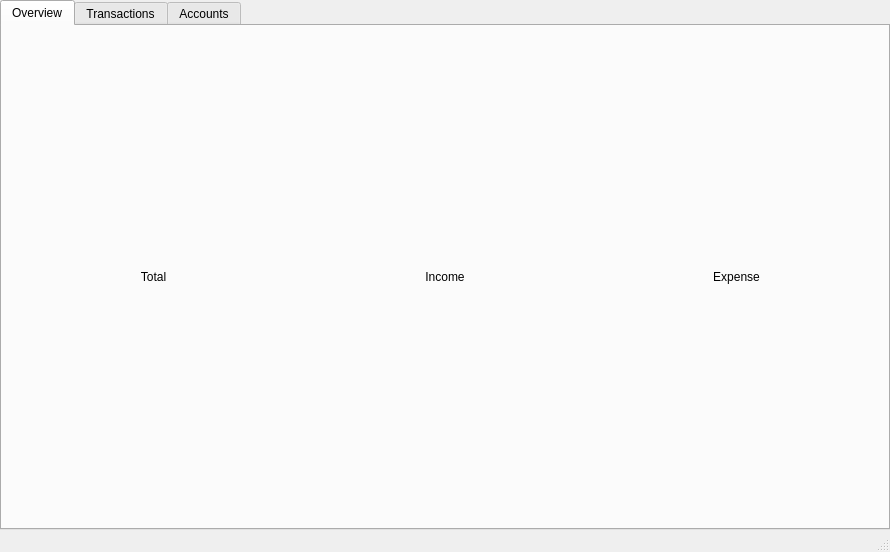
Before: the Qt Designer form dashboard.ui in kaveenhyacinth/Gerbil-expense-tracker, drawn with Qt 5.
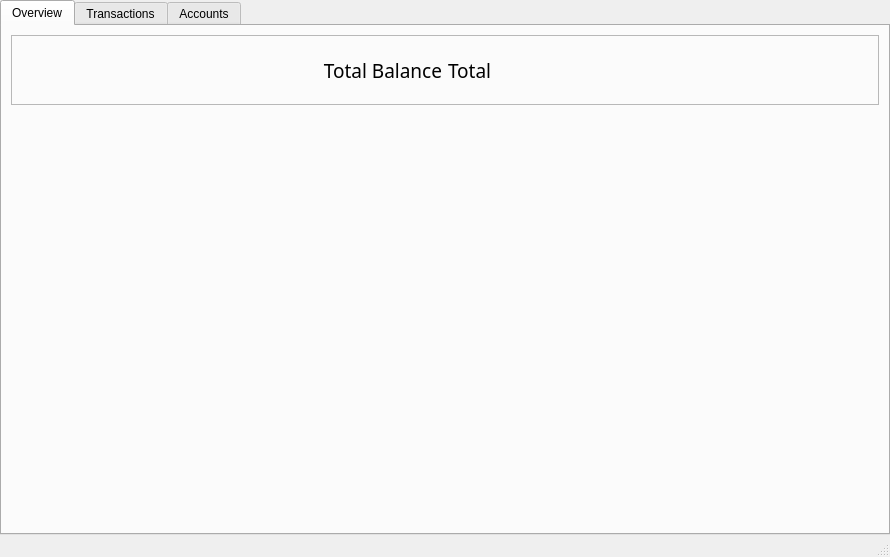
After: the same form once the commit is applied. Icons and pictures are not drawn.

Commit message: Add fixes for chart view

Diff of the .ui file:
```diff
--- a/dashboard.ui
+++ b/dashboard.ui
@@ -7,9 +7,27 @@
     <x>0</x>
     <y>0</y>
     <width>890</width>
-    <height>552</height>
+    <height>557</height>
    </rect>
   </property>
+  <property name="sizePolicy">
+   <sizepolicy hsizetype="Fixed" vsizetype="Fixed">
+    <horstretch>0</horstretch>
+    <verstretch>0</verstretch>
+   </sizepolicy>
+  </property>
+  <property name="minimumSize">
+   <size>
+    <width>890</width>
+    <height>557</height>
+   </size>
+  </property>
+  <property name="maximumSize">
+   <size>
+    <width>890</width>
+    <height>557</height>
+   </size>
+  </property>
   <property name="windowTitle">
    <string>Dashboard</string>
   </property>
@@ -19,6 +37,12 @@
    </iconset>
   </property>
   <widget class="QWidget" name="centralwidget">
+   <property name="sizePolicy">
+    <sizepolicy hsizetype="Expanding" vsizetype="Expanding">
+     <horstretch>0</horstretch>
+     <verstretch>0</verstretch>
+    </sizepolicy>
+   </property>
    <layout class="QVBoxLayout" name="verticalLayout">
     <property name="spacing">
      <number>0</number>
@@ -37,6 +61,12 @@
     </property>
     <item>
      <widget class="QTabWidget" name="tabWidget">
+      <property name="sizePolicy">
+       <sizepolicy hsizetype="Expanding" vsizetype="Expanding">
+        <horstretch>0</horstretch>
+        <verstretch>0</verstretch>
+       </sizepolicy>
+      </property>
       <property name="currentIndex">
        <number>0</number>
       </property>
@@ -44,35 +74,118 @@
        <attribute name="title">
         <string>Overview</string>
        </attribute>
-       <layout class="QHBoxLayout" name="horizontalLayout_9">
+       <layout class="QVBoxLayout" name="verticalLayout_4">
         <item>
-         <widget class="QLabel" name="lblTotal">
-          <property name="text">
-           <string>Total</string>
+         <widget class="QFrame" name="frame">
+          <property name="frameShape">
+           <enum>QFrame::StyledPanel</enum>
           </property>
-          <property name="alignment">
-           <set>Qt::AlignCenter</set>
+          <property name="frameShadow">
+           <enum>QFrame::Raised</enum>
           </property>
+          <layout class="QHBoxLayout" name="horizontalLayout_10">
+           <item>
+            <widget class="QLabel" name="label">
+             <property name="font">
+              <font>
+               <family>Montserrat</family>
+               <pointsize>14</pointsize>
+              </font>
+             </property>
+             <property name="text">
+              <string>Total Balance</string>
+             </property>
+             <property name="alignment">
+              <set>Qt::AlignRight|Qt::AlignTrailing|Qt::AlignVCenter</set>
+             </property>
+             <property name="margin">
+              <number>8</number>
+             </property>
+            </widget>
+           </item>
+           <item>
+            <widget class="QLabel" name="lblTotal">
+             <property name="sizePolicy">
+              <sizepolicy hsizetype="Preferred" vsizetype="Preferred">
+               <horstretch>0</horstretch>
+               <verstretch>0</verstretch>
+              </sizepolicy>
+             </property>
+             <property name="minimumSize">
+              <size>
+               <width>0</width>
+               <height>50</height>
+              </size>
+             </property>
+             <property name="maximumSize">
+              <size>
+               <width>16777215</width>
+               <height>50</height>
+              </size>
+             </property>
+             <property name="font">
+              <font>
+               <family>Montserrat</family>
+               <pointsize>14</pointsize>
+              </font>
+             </property>
+             <property name="text">
+              <string>Total</string>
+             </property>
+            </widget>
+           </item>
+          </layout>
          </widget>
         </item>
         <item>
-         <widget class="QLabel" name="lblIncome">
-          <property name="text">
-           <string>Income</string>
+         <widget class="QFrame" name="frmChart">
+          <property name="sizePolicy">
+           <sizepolicy hsizetype="Preferred" vsizetype="Preferred">
+            <horstretch>1</horstretch>
+            <verstretch>1</verstretch>
+           </sizepolicy>
           </property>
-          <property name="alignment">
-           <set>Qt::AlignCenter</set>
+          <property name="minimumSize">
+           <size>
+            <width>864</width>
+            <height>369</height>
+           </size>
           </property>
-         </widget>
-        </item>
-        <item>
-         <widget class="QLabel" name="lblExpense">
-          <property name="text">
-           <string>Expense</string>
+          <property name="sizeIncrement">
+           <size>
+            <width>0</width>
+            <height>1</height>
+           </size>
           </property>
-          <property name="alignment">
-           <set>Qt::AlignCenter</set>
+          <property name="layoutDirection">
+           <enum>Qt::LeftToRight</enum>
           </property>
+          <property name="frameShape">
+           <enum>QFrame::Panel</enum>
+          </property>
+          <property name="frameShadow">
+           <enum>QFrame::Raised</enum>
+          </property>
+          <property name="lineWidth">
+           <number>0</number>
+          </property>
+          <layout class="QHBoxLayout" name="horizontalLayout_9" stretch="">
+           <property name="sizeConstraint">
+            <enum>QLayout::SetDefaultConstraint</enum>
+           </property>
+           <property name="leftMargin">
+            <number>5</number>
+           </property>
+           <property name="topMargin">
+            <number>10</number>
+           </property>
+           <property name="rightMargin">
+            <number>5</number>
+           </property>
+           <property name="bottomMargin">
+            <number>5</number>
+           </property>
+          </layout>
          </widget>
         </item>
        </layout>
```
Left out of the diff: 4 changed lines with no effect on the pictures. The commit also changes 6 other files.
